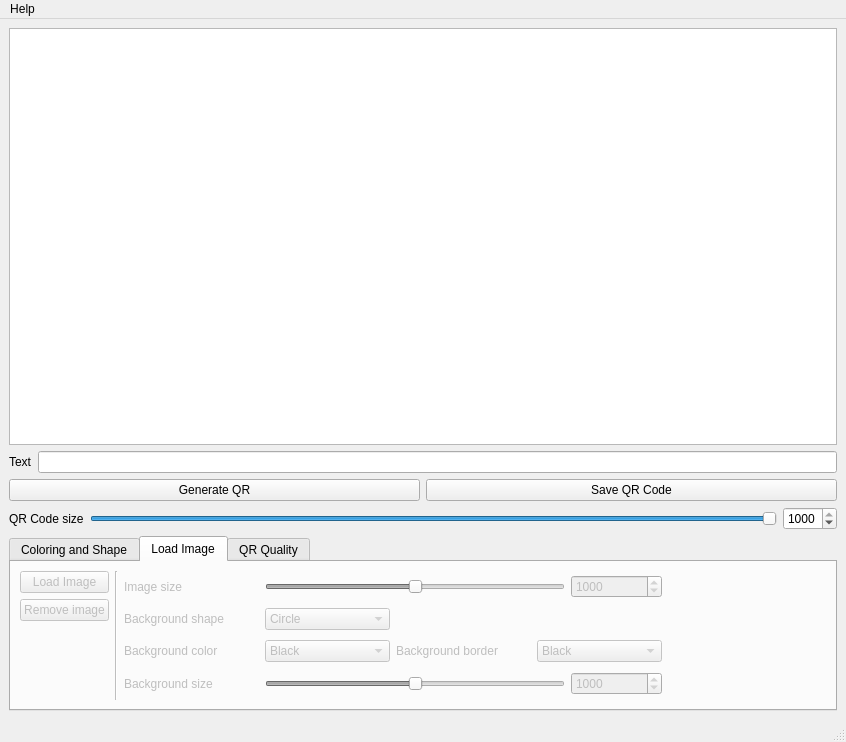
lluisalemanypuig/qr-encoder, file src/mainwindow.ui: the form before one commit.
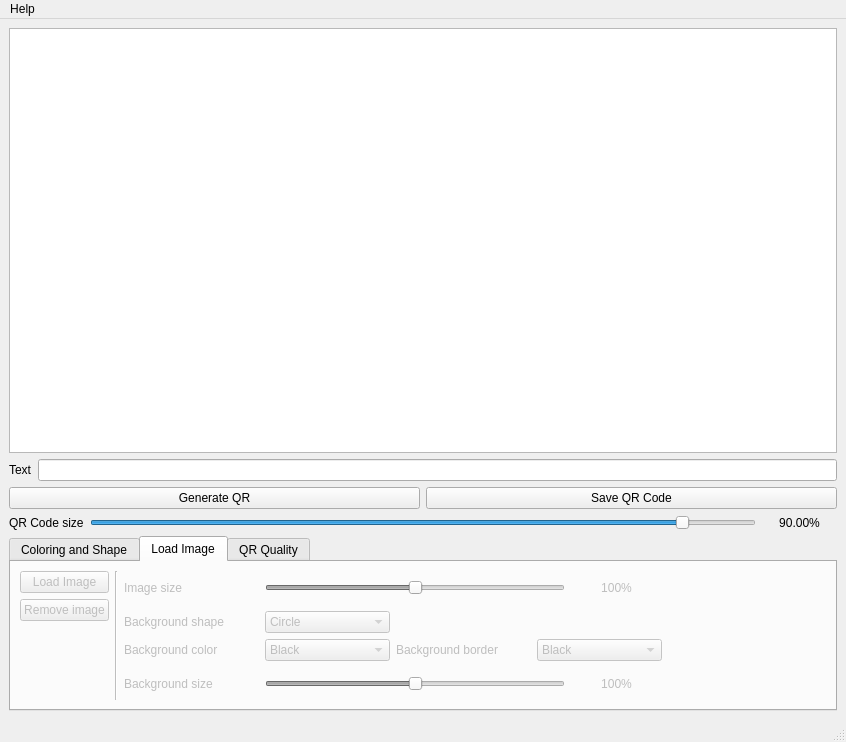
The form after the commit. The open tabs and pages were chosen to show the change. Custom widgets are drawn as their Qt base class.

Commit message: Removed spin boxes -- display size in labels instead

Diff of the .ui file:
```diff
--- a/src/mainwindow.ui
+++ b/src/mainwindow.ui
@@ -101,7 +101,7 @@
          <number>1000</number>
         </property>
         <property name="value">
-         <number>1000</number>
+         <number>900</number>
         </property>
         <property name="orientation">
          <enum>Qt::Horizontal</enum>
@@ -109,12 +109,21 @@
        </widget>
       </item>
       <item>
-       <widget class="QSpinBox" name="spinBox">
-        <property name="maximum">
-         <number>1000</number>
+       <widget class="QLabel" name="QRSizeLabel">
+        <property name="minimumSize">
+         <size>
+          <width>75</width>
+          <height>0</height>
+         </size>
         </property>
-        <property name="value">
-         <number>1000</number>
+        <property name="statusTip">
+         <string notr="true"/>
+        </property>
+        <property name="text">
+         <string>90.00%</string>
+        </property>
+        <property name="alignment">
+         <set>Qt::AlignCenter</set>
         </property>
        </widget>
       </item>
@@ -620,12 +629,21 @@
              </widget>
             </item>
             <item>
-             <widget class="QSpinBox" name="imageSizeSpinBox">
-              <property name="maximum">
-               <number>2000</number>
+             <widget class="QLabel" name="imageSizeLabel">
+              <property name="minimumSize">
+               <size>
+                <width>75</width>
+                <height>0</height>
+               </size>
               </property>
-              <property name="value">
-               <number>1000</number>
+              <property name="statusTip">
+               <string notr="true"/>
+              </property>
+              <property name="text">
+               <string>100%</string>
+              </property>
+              <property name="alignment">
+               <set>Qt::AlignCenter</set>
               </property>
              </widget>
             </item>
@@ -950,12 +968,21 @@
              </widget>
             </item>
             <item>
-             <widget class="QSpinBox" name="imageBackgroundSizeSpinBox">
-              <property name="maximum">
-               <number>2000</number>
+             <widget class="QLabel" name="imageBackgroundSizeLabel">
+              <property name="minimumSize">
+               <size>
+                <width>75</width>
+                <height>0</height>
+               </size>
               </property>
-              <property name="value">
-               <number>1000</number>
+              <property name="statusTip">
+               <string notr="true"/>
+              </property>
+              <property name="text">
+               <string>100%</string>
+              </property>
+              <property name="alignment">
+               <set>Qt::AlignCenter</set>
               </property>
              </widget>
             </item>
@@ -1160,6 +1187,14 @@
     <slot>set_image_background_border_color(int)</slot>
    </slots>
   </customwidget>
+  <customwidget>
+   <class>SliderAndLabel</class>
+   <extends>QSlider</extends>
+   <header>sliderandlabel.hpp</header>
+   <slots>
+    <slot>update_label()</slot>
+   </slots>
+  </customwidget>
  </customwidgets>
  <resources/>
  <connections>
```
Left out of the diff: 202 changed lines with no effect on the pictures. The commit also changes 6 other files.
